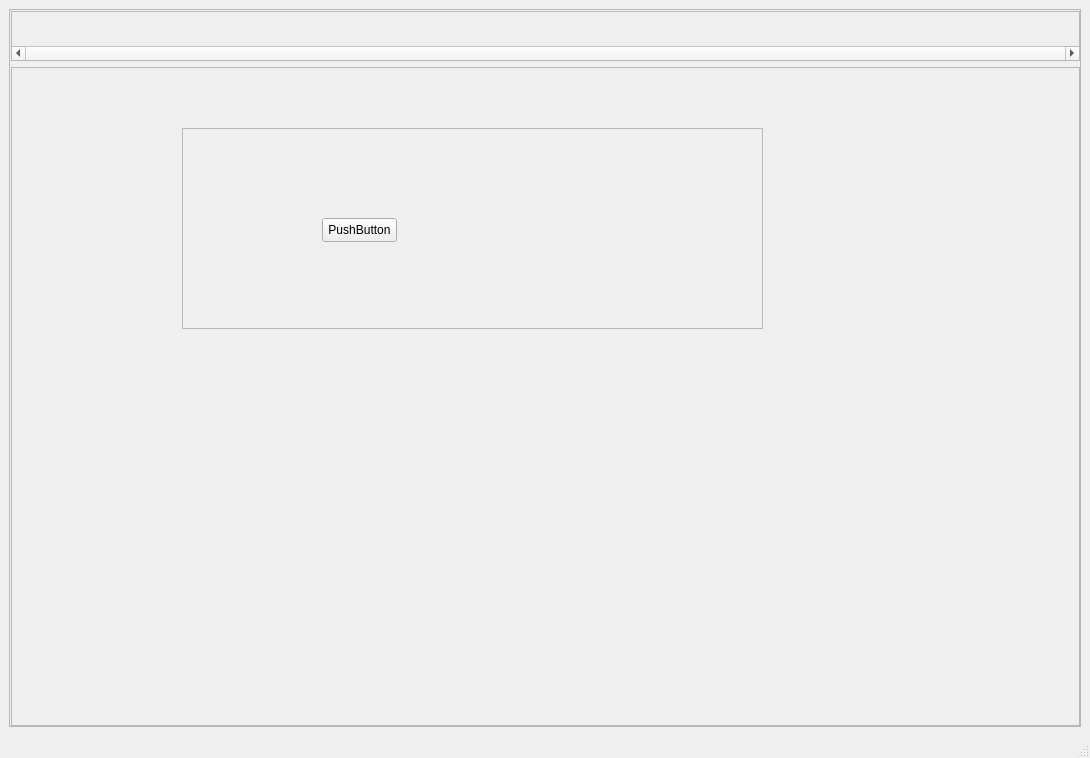
The window that builder/MainWindow.ui (lambertlb/CharacterManager) describes before a commit, drawn with Qt 5.
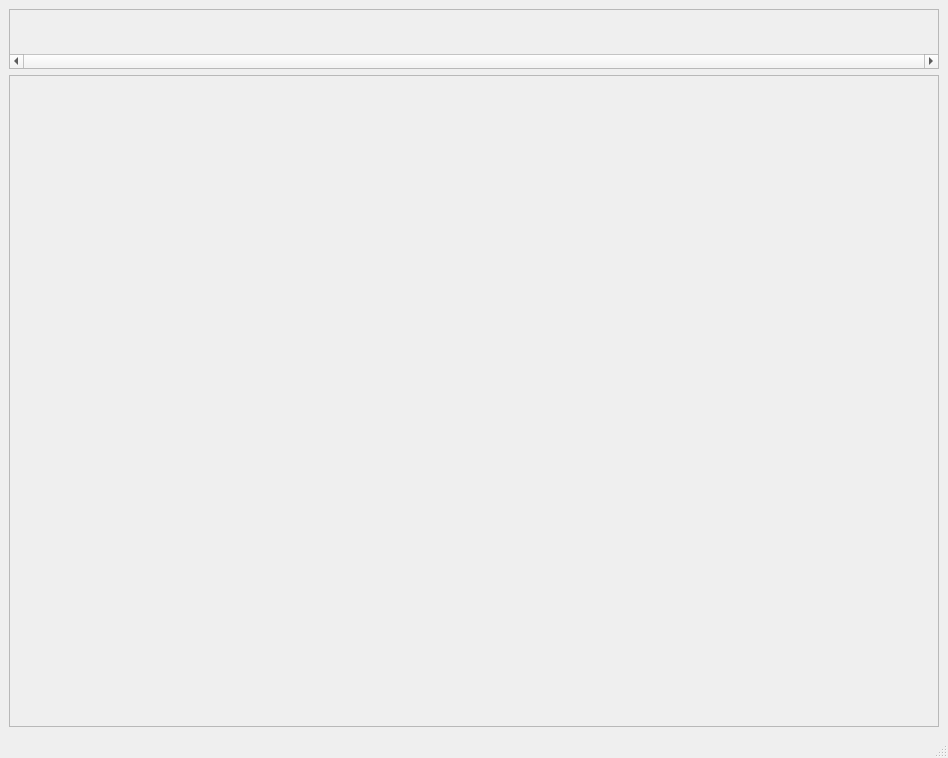
The same window after the commit.

The edit to the form file:
```diff
--- a/builder/MainWindow.ui
+++ b/builder/MainWindow.ui
@@ -6,7 +6,7 @@
    <rect>
     <x>0</x>
     <y>0</y>
-    <width>1090</width>
+    <width>948</width>
     <height>758</height>
    </rect>
   </property>
@@ -14,39 +14,13 @@
    <string>MainWindow</string>
   </property>
   <widget class="QWidget" name="centralwidget">
-   <layout class="QVBoxLayout" name="verticalLayout">
-    <item>
-     <widget class="QFrame" name="frame">
-      <property name="frameShape">
-       <enum>QFrame::StyledPanel</enum>
-      </property>
-      <property name="frameShadow">
-       <enum>QFrame::Raised</enum>
-      </property>
       <layout class="QVBoxLayout" name="verticalLayout_2">
-       <property name="leftMargin">
-        <number>1</number>
-       </property>
-       <property name="topMargin">
-        <number>1</number>
-       </property>
-       <property name="rightMargin">
-        <number>0</number>
-       </property>
-       <property name="bottomMargin">
-        <number>0</number>
-       </property>
        <item>
-        <layout class="QHBoxLayout" name="horizontalLayout">
-         <property name="sizeConstraint">
-          <enum>QLayout::SetMaximumSize</enum>
-         </property>
-         <item>
-          <widget class="QScrollArea" name="scrollArea_2">
+     <widget class="QScrollArea" name="scrollArea">
            <property name="maximumSize">
             <size>
              <width>16777215</width>
-             <height>50</height>
+        <height>60</height>
             </size>
            </property>
            <property name="verticalScrollBarPolicy">
@@ -55,34 +29,19 @@
            <property name="horizontalScrollBarPolicy">
             <enum>Qt::ScrollBarAlwaysOn</enum>
            </property>
-           <property name="sizeAdjustPolicy">
-            <enum>QAbstractScrollArea::AdjustToContents</enum>
-           </property>
            <property name="widgetResizable">
             <bool>true</bool>
            </property>
-           <widget class="QWidget" name="scrollAreaWidgetContents_2">
+      <widget class="QWidget" name="scrollAreaWidgetContents">
             <property name="geometry">
              <rect>
               <x>0</x>
               <y>0</y>
-              <width>1065</width>
-              <height>30</height>
-             </rect>
-            </property>
-            <property name="maximumSize">
-             <size>
-              <width>16777215</width>
-              <height>30</height>
-             </size>
-            </property>
-            <layout class="QHBoxLayout" name="horizontalLayout_2">
-             <property name="topMargin">
-              <number>0</number>
-             </property>
-             <property name="bottomMargin">
-              <number>0</number>
-             </property>
+         <width>928</width>
+         <height>41</height>
+        </rect>
+       </property>
+       <layout class="QHBoxLayout" name="horizontalLayout">
              <item>
               <spacer name="horizontalSpacer">
                <property name="orientation">
@@ -100,55 +59,15 @@
            </widget>
           </widget>
          </item>
-        </layout>
-       </item>
        <item>
-        <widget class="QScrollArea" name="scrollArea">
-         <property name="widgetResizable">
-          <bool>true</bool>
-         </property>
-         <widget class="QWidget" name="scrollAreaWidgetContents">
-          <property name="geometry">
-           <rect>
-            <x>0</x>
-            <y>0</y>
-            <width>1067</width>
-            <height>353</height>
-           </rect>
-          </property>
-          <widget class="QFrame" name="frame_2">
-           <property name="geometry">
-            <rect>
-             <x>170</x>
-             <y>60</y>
-             <width>581</width>
-             <height>201</height>
-            </rect>
-           </property>
+     <widget class="QFrame" name="frame">
            <property name="frameShape">
             <enum>QFrame::StyledPanel</enum>
            </property>
            <property name="frameShadow">
             <enum>QFrame::Raised</enum>
            </property>
-           <widget class="QPushButton" name="pushButton">
-            <property name="geometry">
-             <rect>
-              <x>140</x>
-              <y>90</y>
-              <width>75</width>
-              <height>24</height>
-             </rect>
-            </property>
-            <property name="text">
-             <string>PushButton</string>
-            </property>
-           </widget>
-          </widget>
-         </widget>
-        </widget>
-       </item>
-      </layout>
+      <layout class="QVBoxLayout" name="verticalLayout"/>
      </widget>
     </item>
    </layout>
```
Lines whose indentation alone changed are shown as unchanged.
